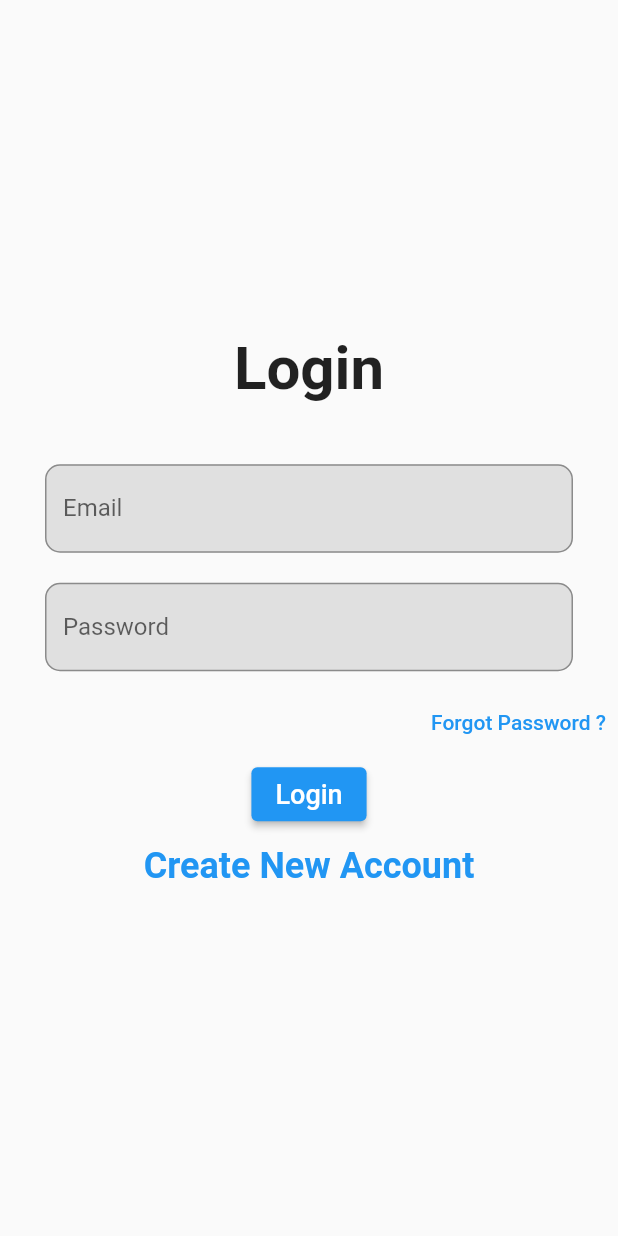
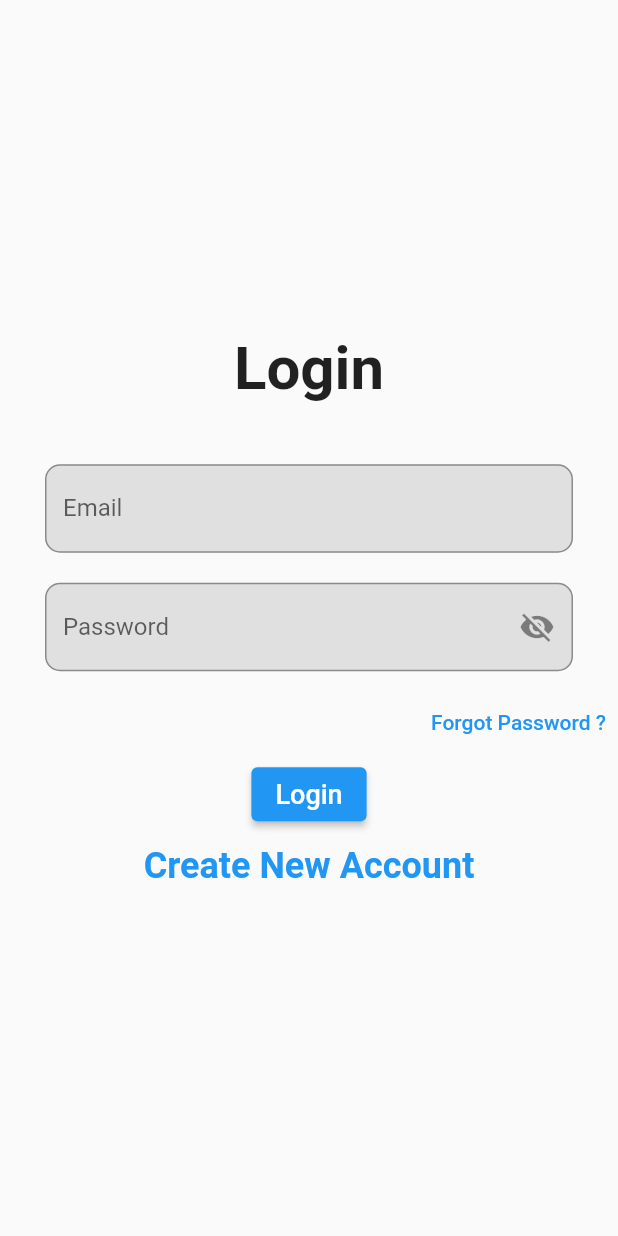
Before and after one commit to AbirAhsan/fakestore, a Flutter app: the screen it shows after launch, on a phone screen of 412 x 824 dp. Run offline on Flutter 3.47's test engine with Material 2 defaults, Android fonts, the phone set to English and light mode, and no system bars; our stand-ins replace get.

Commit message:
add function for password visibility

```diff
--- a/lib/views/screens/auth_screen/login_screen.dart
+++ b/lib/views/screens/auth_screen/login_screen.dart
@@ -1,5 +1,6 @@
 // ignore_for_file: avoid_print
 import 'package:fakestore/controller/auth_controller.dart';
+import 'package:fakestore/views/screens/auth_screen/registration_screen.dart';
 import 'package:fakestore/views/widgets/custom_textfield.dart';
 import 'package:flutter/material.dart';
 import 'package:get/get.dart';
@@ -51,11 +52,21 @@ class LoginScreen extends StatelessWidget {
                     return null;
                   },
                 ),
-                CustomTextField(
-                  labelText: "Password",
-                  controller: authCtrl.passCtrl,
-                  keyboardType: TextInputType.visiblePassword,
-                  autofillHints: const [AutofillHints.password],
+                Obx(
+                  () => CustomTextField(
+                    labelText: "Password",
+                    controller: authCtrl.passCtrl,
+                    keyboardType: TextInputType.visiblePassword,
+                    obscureText: authCtrl.isObsecurePass.value,
+                    suffixIcon: IconButton(
+                        onPressed: () {
+                          authCtrl.changePasswordVisibility();
+                        },
+                        icon: Icon(authCtrl.isObsecurePass.value
+                            ? Icons.visibility_off
+                            : Icons.visibility)),
+                    autofillHints: const [AutofillHints.password],
+                  ),
                 ),
                 Align(
                   alignment: Alignment.topRight,
@@ -80,7 +91,9 @@ class LoginScreen extends StatelessWidget {
                   ),
                 ),
                 TextButton(
-                  onPressed: () {},
+                  onPressed: () {
+                    Get.offAll(const RegistrationScreen());
+                  },
                   child: const Text(
                     "Create New Account",
                     style: TextStyle(
```
Also changed, not shown: lib/controller/auth_controller.dart (+15 -6 lines), lib/views/screens/auth_screen/registration_screen.dart (+19 -4 lines).
